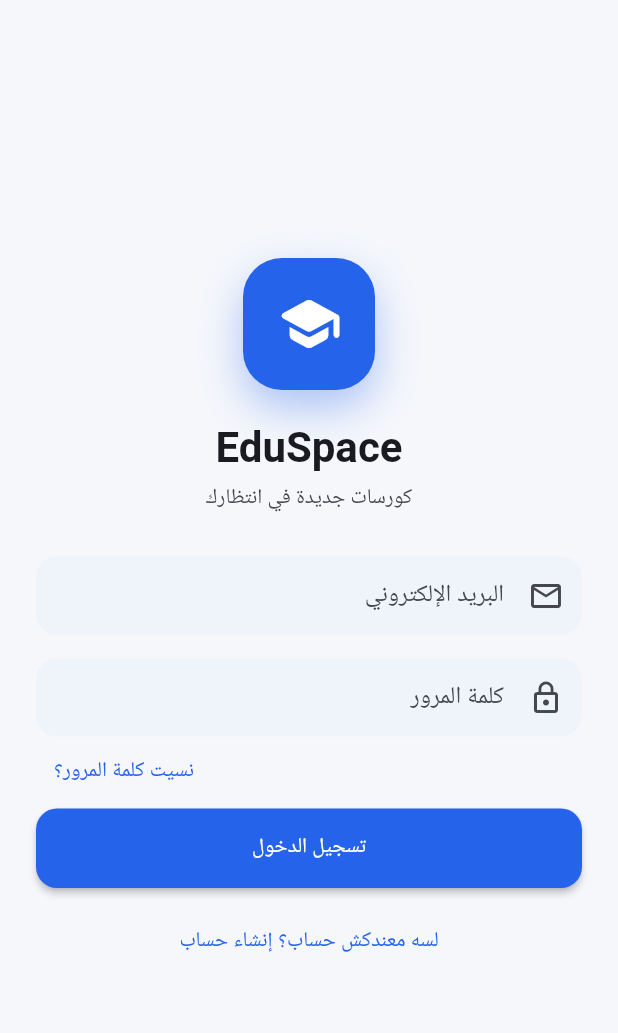
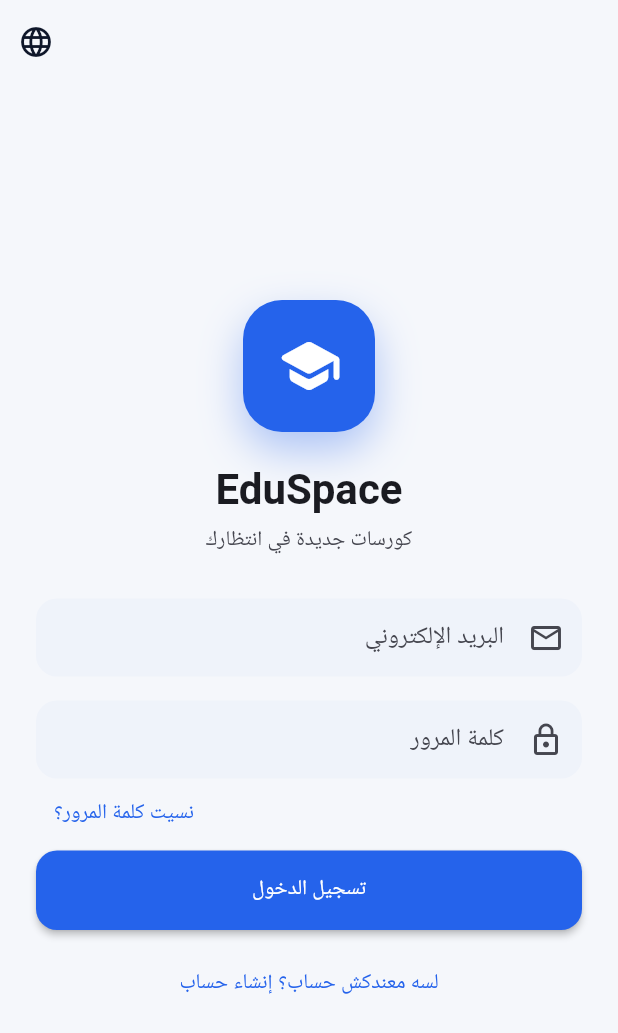
Before and after one commit to abdoelftaah20045-glitch/eduspace, a Flutter app: the LoginScreen screen opened directly, on a phone screen of 412 x 824 dp. Shown: the top 1033 px of the screen. Run offline on Flutter 3.47's test engine with Material 3 defaults, Android fonts, the phone set to English and light mode, and no system bars; our stand-ins replace file_picker, firebase_core, firebase_messaging, image_picker, pdf, printing and 6 more; accounts and stored records are empty.

Commit message:
Language switcher on login

```diff
--- a/lib/features/auth/login_screen.dart
+++ b/lib/features/auth/login_screen.dart
@@ -1,3 +1,4 @@
+import '../../core/app_state.dart';
 import 'package:flutter/material.dart';
 import 'package:supabase_flutter/supabase_flutter.dart';
 
@@ -44,6 +45,23 @@ class _LoginScreenState extends State<LoginScreen> {
     final s = S.of(context);
     final scheme = Theme.of(context).colorScheme;
     return Scaffold(
+      appBar: AppBar(
+        backgroundColor: Colors.transparent,
+        actions: [
+          PopupMenuButton<String>(
+            icon: const Icon(Icons.language),
+            tooltip: s.t('language'),
+            onSelected: (v) => AppState.instance.setLocale(Locale(v)),
+            itemBuilder: (_) => const [
+              PopupMenuItem(value: 'ar', child: Text('العربية')),
+              PopupMenuItem(value: 'en', child: Text('English')),
+              PopupMenuItem(value: 'fr', child: Text('Français')),
+              PopupMenuItem(value: 'es', child: Text('Español')),
+              PopupMenuItem(value: 'de', child: Text('Deutsch')),
+            ],
+          ),
+        ],
+      ),
       body: SafeArea(
         child: Center(
           child: SingleChildScrollView(
```
